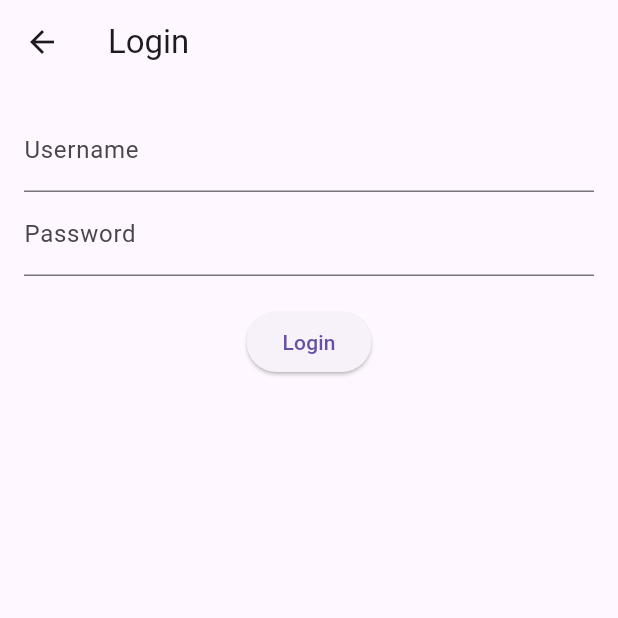
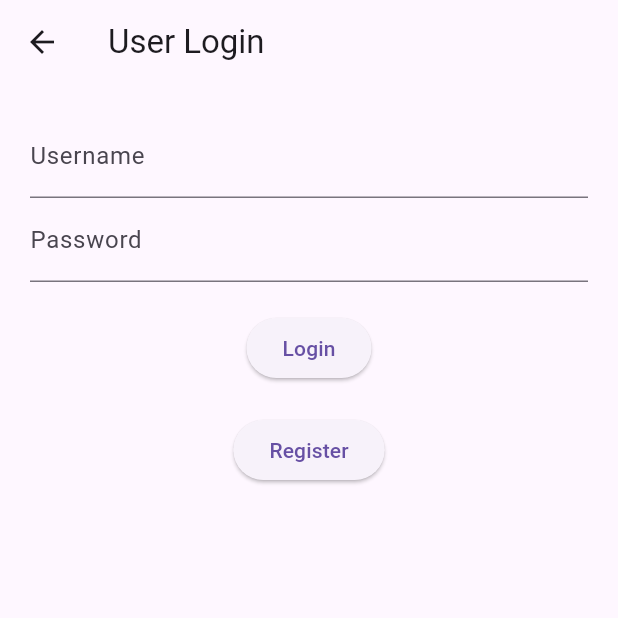
Before and after one commit to HarshPatle1910/zeex-task1, a Flutter app: the LoginPage screen opened by its route, after a tap on "Login", on a phone screen of 412 x 824 dp, the top half of it. Run offline on Flutter 3.47's test engine with Material 3 defaults, Android fonts, the phone set to English and light mode, and no system bars; our stand-ins replace fl_chart, get, shared_preferences; accounts and stored records are empty; network calls fail.

Commit message:
Login page working properly

```diff
--- a/lib/authentication/api_service.dart
+++ b/lib/authentication/api_service.dart
@@ -1,3 +1,5 @@
+//api services
+
 import 'dart:convert';
 
 import 'package:http/http.dart' as http;
--- a/lib/authentication/login_screen.dart
+++ b/lib/authentication/login_screen.dart
@@ -1,77 +1,93 @@
-// Login Page
 import 'dart:convert';
 
 import 'package:flutter/material.dart';
 import 'package:http/http.dart' as http;
+import 'package:task1/authentication/register_screen.dart';
+import 'package:task1/home/responsive_scaffold.dart';
 
 class LoginPage extends StatefulWidget {
+  const LoginPage({super.key});
+
   @override
-  _LoginPageState createState() => _LoginPageState();
+  State<LoginPage> createState() => _LoginPageState();
 }
 
 class _LoginPageState extends State<LoginPage> {
-  final TextEditingController _usernameController = TextEditingController();
-  final TextEditingController _passwordController = TextEditingController();
+  final TextEditingController usernameController = TextEditingController();
+  final TextEditingController passwordController = TextEditingController();
+  String errorMessage = "";
 
-  Future<void> _loginUser() async {
-    final String apiUrl =
-        "https://4zeo5rp7q1.execute-api.ap-south-1.amazonaws.com/prod/login";
+  Future<void> login() async {
+    final url = Uri.parse(
+      "https://4zeo5rp7q1.execute-api.ap-south-1.amazonaws.com/prod/login",
+    ); // Replace with your API URL
+
     final response = await http.post(
-      Uri.parse(apiUrl),
+      url,
       headers: {"Content-Type": "application/json"},
       body: jsonEncode({
-        "username": _usernameController.text,
-        "password": _passwordController.text,
+        "username": usernameController.text,
+        "password": passwordController.text,
       }),
     );
 
     if (response.statusCode == 200) {
-      final Map<String, dynamic> responseData = jsonDecode(response.body);
-      String token = responseData['access_token'];
-      ScaffoldMessenger.of(
+      final data = jsonDecode(response.body);
+      final token = data["token"];
+      // Save token for authenticated use
+      print("JWT Token: $token");
+      Navigator.push(
         context,
-      ).showSnackBar(SnackBar(content: Text("Login Successful!")));
-      Navigator.pushNamed(context, '/dashboard');
+        MaterialPageRoute(builder: (context) => ResponsiveScaffold()),
+      );
     } else {
-      ScaffoldMessenger.of(
-        context,
-      ).showSnackBar(SnackBar(content: Text("Login Failed")));
+      final data = jsonDecode(response.body);
+      setState(() {
+        errorMessage = data["error"];
+      });
     }
   }
 
   @override
   Widget build(BuildContext context) {
     return Scaffold(
-      appBar: AppBar(title: Text("Login")),
+      appBar: AppBar(title: const Text("User Login")),
       body: Padding(
-        padding: EdgeInsets.all(16.0),
+        padding: const EdgeInsets.all(20),
         child: Column(
           children: [
             TextField(
-              controller: _usernameController,
-              decoration: InputDecoration(labelText: "Username"),
+              controller: usernameController,
+              decoration: const InputDecoration(labelText: "Username"),
             ),
             TextField(
-              controller: _passwordController,
-              decoration: InputDecoration(labelText: "Password"),
+              controller: passwordController,
               obscureText: true,
+              decoration: const InputDecoration(labelText: "Password"),
             ),
+            const SizedBox(height: 20),
+            ElevatedButton(onPressed: login, child: const Text("Login")),
+            if (errorMessage.isNotEmpty)
+              Padding(
+                padding: const EdgeInsets.only(top: 10),
+                child: Text(
+                  errorMessage,
+                  style: const TextStyle(color: Colors.red),
+                ),
+              ),
             SizedBox(height: 20),
-            ElevatedButton(onPressed: _loginUser, child: Text("Login")),
+            ElevatedButton(
+              onPressed: () {
+                Navigator.push(
+                  context,
+                  MaterialPageRoute(builder: (context) => RegisterPage()),
+                );
+              },
+              child: Text("Register"),
+            ),
           ],
         ),
       ),
     );
   }
 }
-
-// Dashboard Page
-class DashboardPage extends StatelessWidget {
-  @override
-  Widget build(BuildContext context) {
-    return Scaffold(
-      appBar: AppBar(title: Text("Dashboard")),
-      body: Center(child: Text("Welcome to Zeex AI Dashboard")),
-    );
-  }
-}
```
Also changed, not shown: lib/authentication/register_screen.dart (+27 -1 lines).
